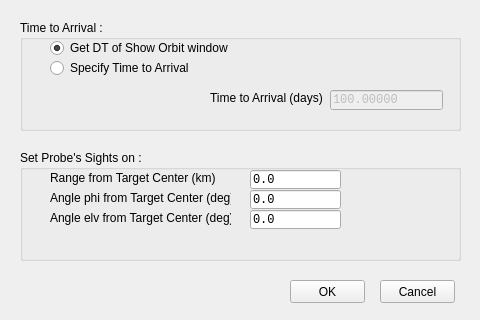
The window that ui/ftasettingdialog.ui (whiskie14142/SolarSystemVoyager) describes before a commit, drawn with Qt 5.
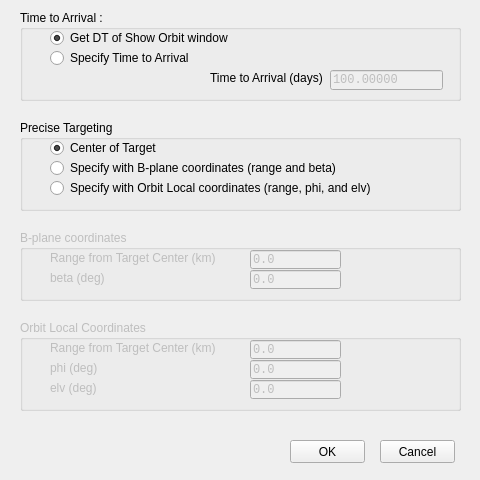
The same window after the commit.

Commit message: add B-plane to FTA setting

```diff
--- a/ui/ftasettingdialog.ui
+++ b/ui/ftasettingdialog.ui
@@ -10,7 +10,7 @@
     <x>0</x>
     <y>0</y>
     <width>480</width>
-    <height>320</height>
+    <height>480</height>
    </rect>
   </property>
   <property name="windowTitle">
@@ -23,9 +23,9 @@
    <property name="geometry">
     <rect>
      <x>20</x>
-     <y>20</y>
+     <y>10</y>
      <width>441</width>
-     <height>111</height>
+     <height>91</height>
     </rect>
    </property>
    <property name="title">
@@ -67,7 +67,7 @@
     <property name="geometry">
      <rect>
       <x>310</x>
-      <y>70</y>
+      <y>60</y>
       <width>113</width>
       <height>20</height>
      </rect>
@@ -88,7 +88,7 @@
     <property name="geometry">
      <rect>
       <x>190</x>
-      <y>70</y>
+      <y>60</y>
       <width>121</width>
       <height>16</height>
      </rect>
@@ -98,17 +98,20 @@
     </property>
    </widget>
   </widget>
-  <widget class="QGroupBox" name="groupBox_2">
+  <widget class="QGroupBox" name="OLcoords">
+   <property name="enabled">
+    <bool>false</bool>
+   </property>
    <property name="geometry">
     <rect>
      <x>20</x>
-     <y>150</y>
+     <y>320</y>
      <width>441</width>
-     <height>111</height>
+     <height>91</height>
     </rect>
    </property>
    <property name="title">
-    <string>Set Probe's Sights on : </string>
+    <string>Orbit Local Coordinates</string>
    </property>
    <widget class="QLabel" name="label_2">
     <property name="geometry">
@@ -133,7 +136,7 @@
      </rect>
     </property>
     <property name="text">
-     <string>Angle phi from Target Center (deg)</string>
+     <string>phi (deg)</string>
     </property>
    </widget>
    <widget class="QLabel" name="label_4">
@@ -146,7 +149,7 @@
      </rect>
     </property>
     <property name="text">
-     <string>Angle elv from Target Center (deg)</string>
+     <string>elv (deg)</string>
     </property>
    </widget>
    <widget class="QLineEdit" name="rangeedit">
@@ -220,7 +223,7 @@
    <property name="geometry">
     <rect>
      <x>380</x>
-     <y>280</y>
+     <y>440</y>
      <width>75</width>
      <height>23</height>
     </rect>
@@ -236,7 +239,7 @@
    <property name="geometry">
     <rect>
      <x>290</x>
-     <y>280</y>
+     <y>440</y>
      <width>75</width>
      <height>23</height>
     </rect>
@@ -248,6 +251,142 @@
     <bool>false</bool>
    </property>
   </widget>
+  <widget class="QGroupBox" name="groupBox_3">
+   <property name="geometry">
+    <rect>
+     <x>20</x>
+     <y>120</y>
+     <width>441</width>
+     <height>91</height>
+    </rect>
+   </property>
+   <property name="title">
+    <string>Precise Targeting</string>
+   </property>
+   <widget class="QRadioButton" name="selTargetcenter">
+    <property name="geometry">
+     <rect>
+      <x>30</x>
+      <y>20</y>
+      <width>391</width>
+      <height>16</height>
+     </rect>
+    </property>
+    <property name="text">
+     <string>Center of Target</string>
+    </property>
+    <property name="checked">
+     <bool>true</bool>
+    </property>
+   </widget>
+   <widget class="QRadioButton" name="selBplanecoord">
+    <property name="geometry">
+     <rect>
+      <x>30</x>
+      <y>40</y>
+      <width>391</width>
+      <height>16</height>
+     </rect>
+    </property>
+    <property name="text">
+     <string>Specify with B-plane coordinates (range and beta)</string>
+    </property>
+   </widget>
+   <widget class="QRadioButton" name="selOLcoord">
+    <property name="geometry">
+     <rect>
+      <x>30</x>
+      <y>60</y>
+      <width>391</width>
+      <height>16</height>
+     </rect>
+    </property>
+    <property name="text">
+     <string>Specify with Orbit Local coordinates (range, phi, and elv)</string>
+    </property>
+   </widget>
+  </widget>
+  <widget class="QGroupBox" name="Bplanecoords">
+   <property name="enabled">
+    <bool>false</bool>
+   </property>
+   <property name="geometry">
+    <rect>
+     <x>20</x>
+     <y>230</y>
+     <width>441</width>
+     <height>71</height>
+    </rect>
+   </property>
+   <property name="title">
+    <string>B-plane coordinates</string>
+   </property>
+   <widget class="QLabel" name="label_5">
+    <property name="geometry">
+     <rect>
+      <x>30</x>
+      <y>20</y>
+      <width>181</width>
+      <height>16</height>
+     </rect>
+    </property>
+    <property name="text">
+     <string>Range from Target Center (km)</string>
+    </property>
+   </widget>
+   <widget class="QLineEdit" name="Brangeedit">
+    <property name="geometry">
+     <rect>
+      <x>230</x>
+      <y>20</y>
+      <width>91</width>
+      <height>19</height>
+     </rect>
+    </property>
+    <property name="font">
+     <font>
+      <family>Lucida Console</family>
+     </font>
+    </property>
+    <property name="text">
+     <string>0.0</string>
+    </property>
+   </widget>
+   <widget class="QLabel" name="label_6">
+    <property name="geometry">
+     <rect>
+      <x>30</x>
+      <y>40</y>
+      <width>181</width>
+      <height>16</height>
+     </rect>
+    </property>
+    <property name="text">
+     <string>beta (deg)</string>
+    </property>
+   </widget>
+   <widget class="QLineEdit" name="betaedit">
+    <property name="geometry">
+     <rect>
+      <x>230</x>
+      <y>40</y>
+      <width>91</width>
+      <height>19</height>
+     </rect>
+    </property>
+    <property name="font">
+     <font>
+      <family>Lucida Console</family>
+     </font>
+    </property>
+    <property name="toolTip">
+     <string>Angle beta on B-plane</string>
+    </property>
+    <property name="text">
+     <string>0.0</string>
+    </property>
+   </widget>
+  </widget>
  </widget>
  <resources/>
  <connections/>
```
Left out of the diff: 10 changed lines with no effect on the pictures. The commit also changes 2 other files.
